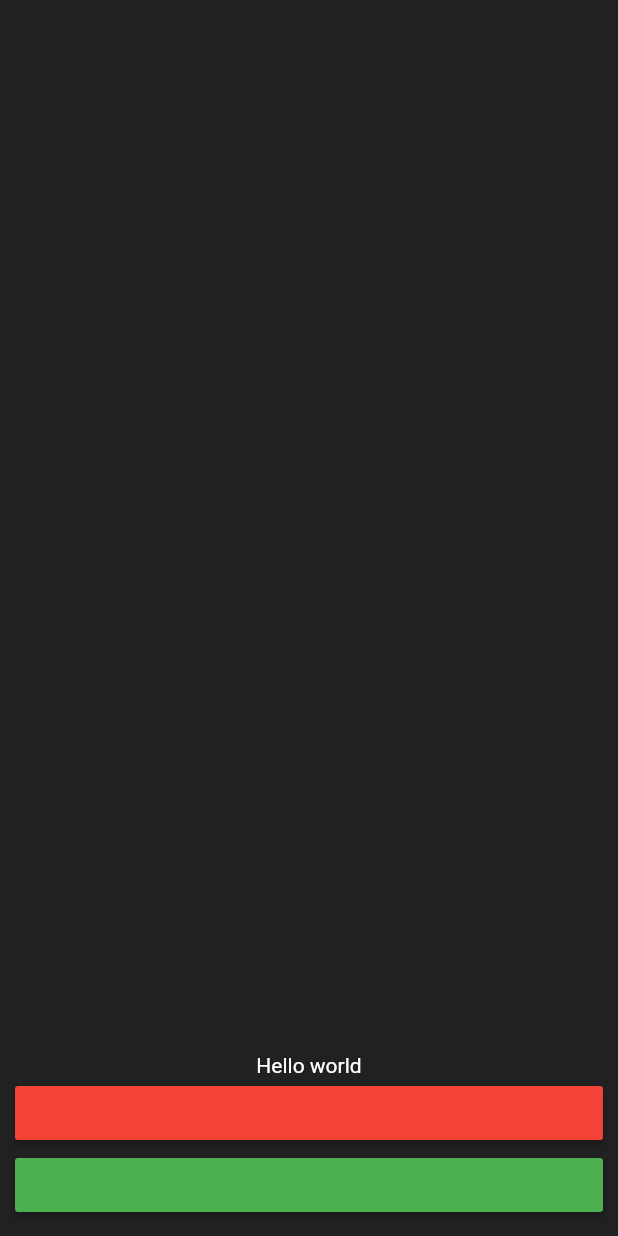
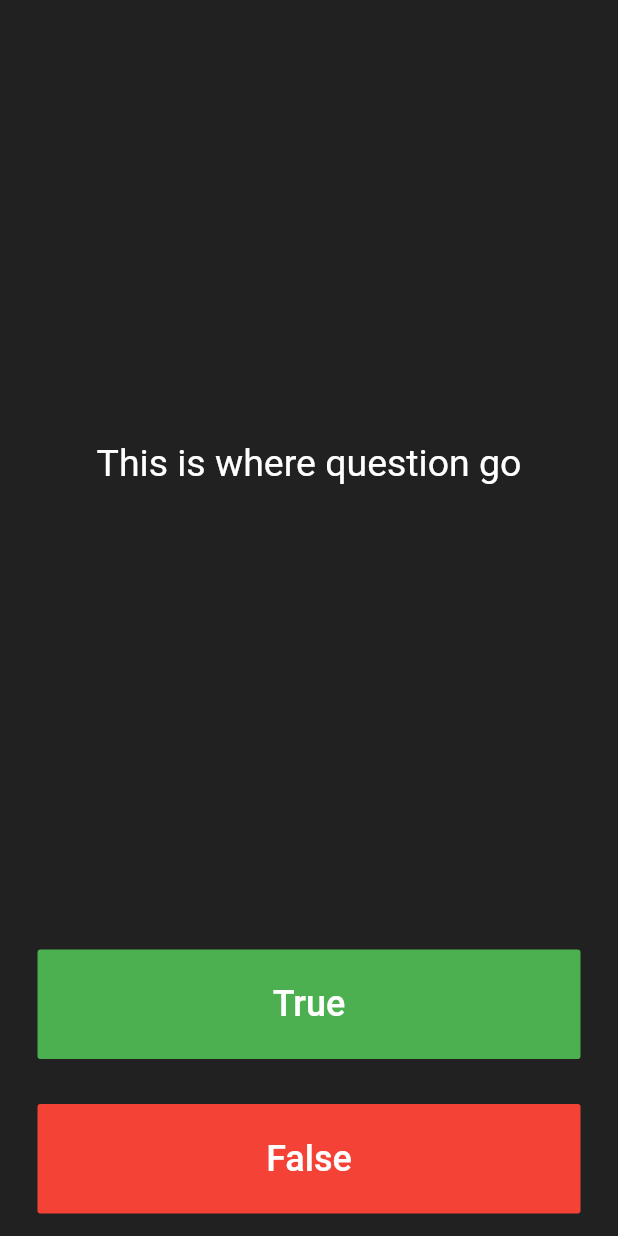
Before and after one commit to keertirajmalik/quiz-flutter-app, a Flutter app: the screen it shows after launch, on a phone screen of 412 x 824 dp. Run offline on Flutter 3.47's test engine with Material 2 defaults, Android fonts, the phone set to English and light mode, and no system bars.

Commit message:
2 button for true and false and displaying the question in the center

```diff
--- a/lib/main.dart
+++ b/lib/main.dart
@@ -17,7 +17,7 @@ class Quizzler extends StatelessWidget {
   Widget build(BuildContext context) {
     return SafeArea(
       child: Padding(
-        padding: EdgeInsets.all(10.0),
+        padding: EdgeInsets.symmetric(horizontal: 10.0),
         child: QuizPage(),
       ),
     );
@@ -28,28 +28,65 @@ class QuizPage extends StatelessWidget {
   Widget build(BuildContext context) {
     return Column(
       crossAxisAlignment: CrossAxisAlignment.stretch,
-      mainAxisAlignment: MainAxisAlignment.end,
+      mainAxisAlignment: MainAxisAlignment.spaceBetween,
       children: [
-        Center(
-          child: Text(
-            'Hello world',
-            style: TextStyle(color: Colors.white),
+        Expanded(
+          flex: 6,
+          child: Padding(
+            padding: const EdgeInsets.all(10.0),
+            child: Center(
+              child: Text(
+                'This is where question go',
+                textAlign: TextAlign.center,
+                style: TextStyle(
+                  color: Colors.white,
+                  fontSize: 25.0,
+                ),
+              ),
+            ),
           ),
         ),
-        RaisedButton(
-          color: Colors.red,
-          onPressed: () {
-            print('True');
-          },
-          child: null,
+        Expanded(
+          child: Padding(
+            padding: const EdgeInsets.all(15.0),
+            child: FlatButton(
+              textColor: Colors.white,
+              color: Colors.green,
+              onPressed: () {},
+              child: Text(
+                'True',
+                style: TextStyle(
+                  color: Colors.white,
+                  fontSize: 24.0,
+                ),
+              ),
+            ),
+          ),
         ),
-        RaisedButton(
-          color: Colors.green,
-          onPressed: () {
-            print('False');
-          },
+        Expanded(
+          child: Padding(
+            padding: const EdgeInsets.all(15.0),
+            child: FlatButton(
+              textColor: Colors.white,
+              color: Colors.red,
+              onPressed: () {},
+              child: Text(
+                'False',
+                style: TextStyle(
+                  color: Colors.white,
+                  fontSize: 24.0,
+                ),
+              ),
+            ),
+          ),
         ),
       ],
     );
   }
 }
+
+/*
+question1: 'You can lead a cow down stairs but not up stairs.', false,
+question2: 'Approximately one quarter of human bones are in the feet.', true,
+question3: 'A slug\'s blood is green.', true,
+*/
```
